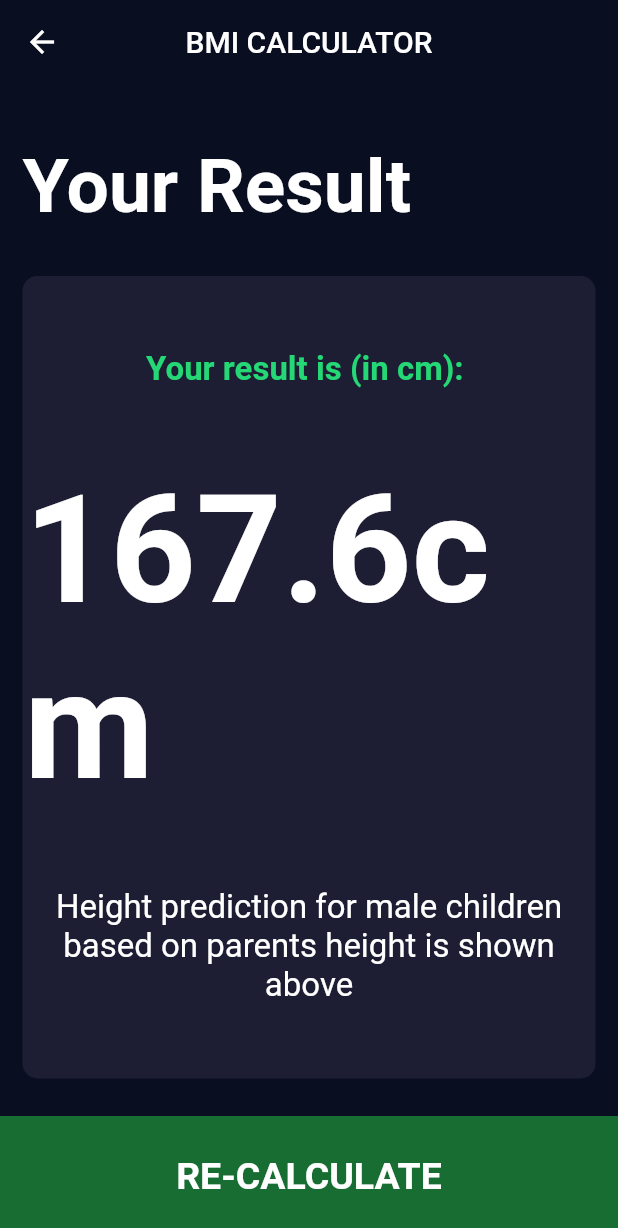
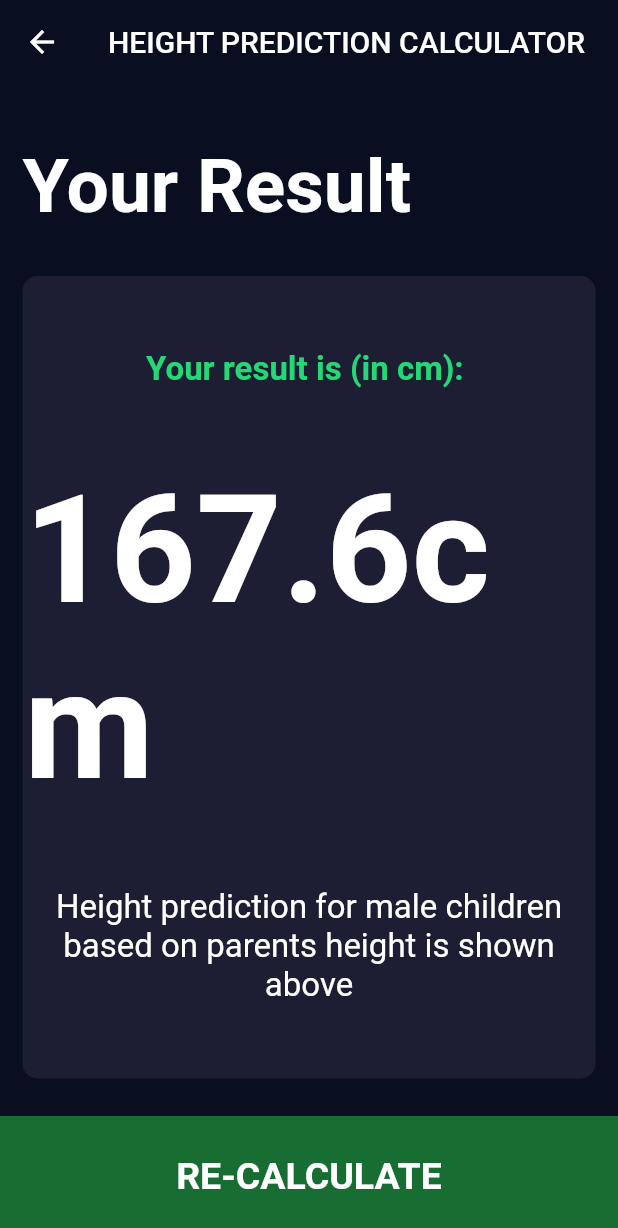
Before and after one commit to deardosatria7/height-calculator, a Flutter app: the screen it shows after launch, after a tap on "CALCULATE", on a phone screen of 412 x 824 dp. Shown: the top 1228 px of the screen. Run offline on Flutter 3.47's test engine with Material 2 defaults, Android fonts, the phone set to English and light mode, and no system bars; our stand-ins replace font_awesome_flutter.

Commit message:
Update result_page.dart

```diff
--- a/lib/screens/result_page.dart
+++ b/lib/screens/result_page.dart
@@ -15,7 +15,7 @@ class ResultPage extends StatelessWidget {
   Widget build(BuildContext context) {
     return Scaffold(
       appBar: AppBar(
-        title: const Text('BMI CALCULATOR'),
+        title: const Text('HEIGHT PREDICTION CALCULATOR'),
       ),
       body: Column(
         mainAxisAlignment: MainAxisAlignment.spaceEvenly,
```
